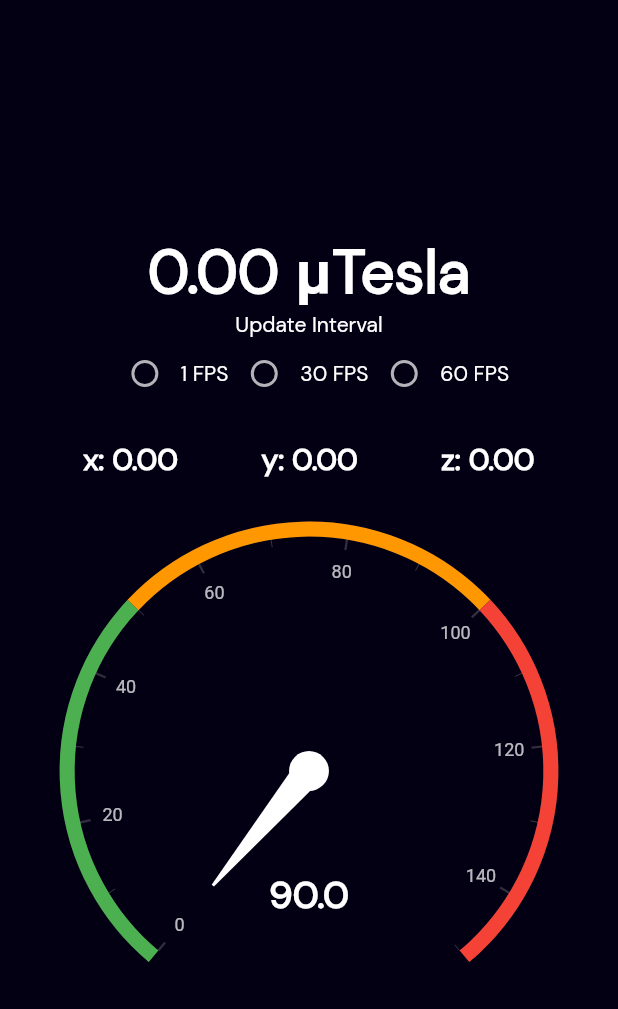
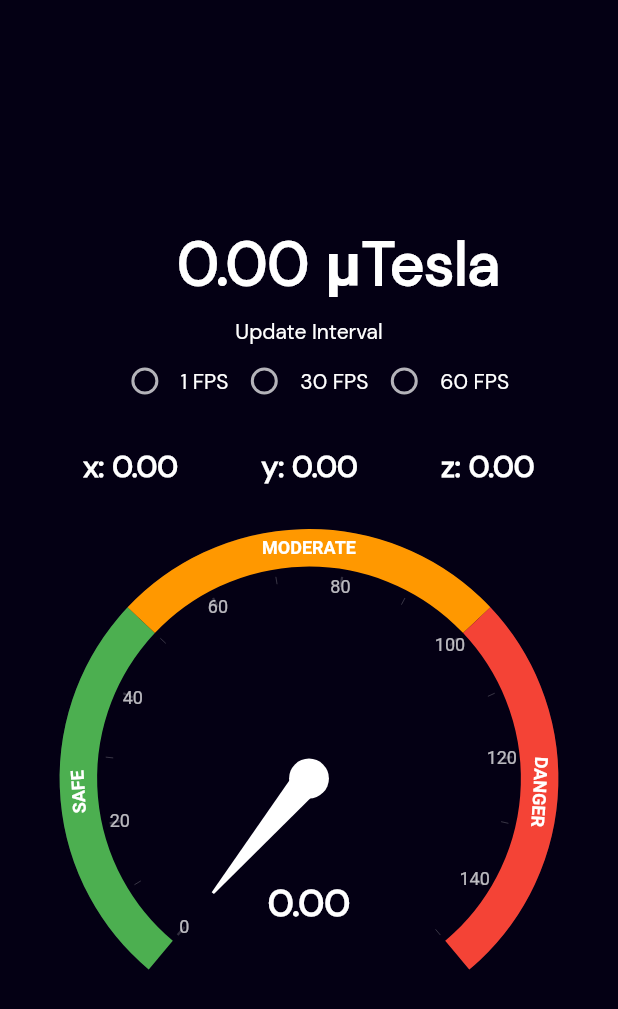
Before and after one commit to Pasckathon-3-0/smartMF, a Flutter app: the Home screen opened directly, on a phone screen of 412 x 824 dp. Shown: the top 1009 px of the screen. Run offline on Flutter 3.47's test engine with Material 2 defaults, Android fonts, the phone set to English and light mode, and no system bars; drawn by our look-alikes of syncfusion_flutter_gauges; our stand-ins replace syncfusion_flutter_charts; missing offline and left inert: motion_sensors.

Commit message:
adding charts

```diff
--- a/lib/home.dart
+++ b/lib/home.dart
@@ -1,11 +1,10 @@
-import 'dart:math';
-
+import 'package:emf_app/models/magnitudeProvider.dart';
 import 'package:emf_app/utils/colors.dart';
-import 'package:emf_app/widgets/textWidget.dart';
+import 'package:emf_app/widgets/mainReading.dart';
+import 'package:emf_app/widgets/meterReading.dart';
+import 'package:emf_app/widgets/startButton.dart';
+import 'package:emf_app/widgets/xyzReading.dart';
 import 'package:flutter/material.dart';
-import 'package:motion_sensors/motion_sensors.dart';
-import 'package:syncfusion_flutter_gauges/gauges.dart';
-import 'package:vector_math/vector_math_64.dart';
 
 class Home extends StatefulWidget {
   const Home({Key? key}) : super(key: key);
@@ -15,33 +14,6 @@ class Home extends StatefulWidget {
 }
 
 class _HomeState extends State<Home> {
-  Vector3 _magnetometer = Vector3.zero();
-  Vector3 _accelerometer = Vector3.zero();
-  Vector3 _absoluteOrientation2 = Vector3.zero();
-  int? _groupValue = 0;
-
-  // @override
-  // void initState() {
-  //   super.initState();
-  //   motionSensors.magnetometer.listen((MagnetometerEvent event) {
-  //     // print(event);
-  //     setState(() {
-  //       _magnetometer.setValues(event.x, event.y, event.z);
-  //       var matrix =
-  //           motionSensors.getRotationMatrix(_accelerometer, _magnetometer);
-  //       _absoluteOrientation2.setFrom(motionSensors.getOrientation(matrix));
-  //     });
-  //   });
-  // }
-
-  void setUpdateInterval(int? groupValue, int interval) {
-    motionSensors.magnetometerUpdateInterval = interval;
-
-    setState(() {
-      _groupValue = groupValue;
-    });
-  }
-
   @override
   Widget build(BuildContext context) {
     return Scaffold(
@@ -51,73 +23,10 @@ class _HomeState extends State<Home> {
           crossAxisAlignment: CrossAxisAlignment.center,
           mainAxisAlignment: MainAxisAlignment.center,
           children: <Widget>[
-            SizedBox(height: 20),
-            Text(
-              sqrt((pow(_magnetometer.x, 2)) +
-                          (pow(_magnetometer.y, 2)) +
-                          (pow(_magnetometer.z, 2)))
-                      .toStringAsFixed(2) +
-                  ' μTesla',
-              style: TextStyle(fontSize: 40, fontWeight: FontWeight.bold),
-            ),
-            Text('Update Interval'),
-            Row(
-              mainAxisAlignment: MainAxisAlignment.center,
-              children: [
-                Radio(
-                  value: 1,
-                  groupValue: _groupValue,
-                  onChanged: (dynamic value) => setUpdateInterval(
-                      value, Duration.microsecondsPerSecond ~/ 1),
-                ),
-                Text("1 FPS"),
-                Radio(
-                  value: 2,
-                  groupValue: _groupValue,
-                  onChanged: (dynamic value) => setUpdateInterval(
-                      value, Duration.microsecondsPerSecond ~/ 30),
-                ),
-                Text("30 FPS"),
-                Radio(
-                  value: 3,
-                  groupValue: _groupValue,
-                  onChanged: (dynamic value) => setUpdateInterval(
-                      value, Duration.microsecondsPerSecond ~/ 60),
-                ),
-                Text("60 FPS"),
-              ],
-            ),
-            SizedBox(height: 20),
-            Row(
-              mainAxisAlignment: MainAxisAlignment.spaceEvenly,
-              children: <Widget>[
-                textWidget('x: ${_magnetometer.x.toStringAsFixed(2)}'),
-                textWidget('y: ${_magnetometer.y.toStringAsFixed(2)}'),
-                textWidget('z: ${_magnetometer.z.toStringAsFixed(2)}'),
-              ],
-            ),
-            SizedBox(height: 20),
-            SfRadialGauge(axes: <RadialAxis>[
-              RadialAxis(minimum: 0, maximum: 150, ranges: <GaugeRange>[
-                GaugeRange(startValue: 0, endValue: 50, color: AppColors.green),
-                GaugeRange(
-                    startValue: 50, endValue: 100, color: AppColors.orange),
-                GaugeRange(startValue: 100, endValue: 150, color: AppColors.red)
-              ], pointers: <GaugePointer>[
-                NeedlePointer(
-                    value: sqrt((pow(_magnetometer.x, 2)) +
-                        (pow(_magnetometer.y, 2)) +
-                        (pow(_magnetometer.z, 2))))
-              ], annotations: <GaugeAnnotation>[
-                GaugeAnnotation(
-                    widget: Container(
-                        child: Text('90.0',
-                            style: TextStyle(
-                                fontSize: 25, fontWeight: FontWeight.bold))),
-                    angle: 90,
-                    positionFactor: 0.5)
-              ])
-            ])
+            MainReading(),
+            XYZReading(),
+            MeterReading(),
+            // StartButton()
           ],
         ),
       ),
--- a/lib/main.dart
+++ b/lib/main.dart
@@ -1,5 +1,9 @@
 import 'package:emf_app/home.dart';
+import 'package:emf_app/models/magnitudeProvider.dart';
+import 'package:emf_app/models/startProvider.dart';
+import 'package:emf_app/widgets/radialChart.dart';
 import 'package:flutter/material.dart';
+import 'package:provider/provider.dart';
 
 void main() {
   runApp(new MyApp());
@@ -10,10 +14,19 @@ class MyApp extends StatelessWidget {
 
   @override
   Widget build(BuildContext context) {
-    return MaterialApp(
-      debugShowCheckedModeBanner: false,
-      theme: ThemeData(brightness: Brightness.dark, fontFamily: 'DMSans'),
-      home: Home(),
+    return MultiProvider(
+      providers: [
+        ChangeNotifierProvider(
+          create: (context) => MagnitudeProvider(),
+        ),
+        ChangeNotifierProvider(
+          create: (context) => StartProvider(),
+        ),
+      ],
+      child: MaterialApp(
+          theme: ThemeData(fontFamily: 'DMSans', brightness: Brightness.dark),
+          debugShowCheckedModeBanner: false,
+          home: ScatterChartPage()),
     );
   }
 }
--- /dev/null
+++ b/lib/models/startProvider.dart
@@ -0,0 +1,10 @@
+import 'package:flutter/material.dart';
+
+class StartProvider extends ChangeNotifier {
+  bool isOn = false;
+
+  changestatus() {
+    isOn = !isOn;
+    notifyListeners();
+  }
+}
--- /dev/null
+++ b/lib/widgets/mainReading.dart
@@ -0,0 +1,58 @@
+import 'package:emf_app/models/magnitudeProvider.dart';
+import 'package:flutter/material.dart';
+import 'package:provider/provider.dart';
+
+class MainReading extends StatefulWidget {
+  const MainReading({Key? key}) : super(key: key);
+
+  @override
+  _MainReadingState createState() => _MainReadingState();
+}
+
+class _MainReadingState extends State<MainReading> {
+  @override
+  Widget build(BuildContext context) {
+    return Column(
+      children: [
+        SizedBox(height: 20),
+        Consumer<MagnitudeProvider>(
+          builder: (context, model, child) => Row(
+            mainAxisAlignment: MainAxisAlignment.center,
+            children: [
+              Container(
+                width: MediaQuery.of(context).size.width / 2,
+                child: Row(
+                  mainAxisAlignment: MainAxisAlignment.end,
+                  children: [
+                    Text(
+                      model.magnitude.toStringAsFixed(2),
+                      style: TextStyle(
+                        fontSize: 40,
+                        fontWeight: FontWeight.bold,
+                      ),
+                    ),
+                  ],
+                ),
+              ),
+              Container(
+                width: MediaQuery.of(context).size.width / 2,
+                child: Row(
+                  mainAxisAlignment: MainAxisAlignment.start,
+                  children: [
+                    Text(
+                      ' μTesla',
+                      style: TextStyle(
+                        fontSize: 40,
+                        fontWeight: FontWeight.bold,
+                      ),
+                    ),
+                  ],
+                ),
+              ),
+            ],
+          ),
+        ),
+      ],
+    );
+  }
+}
--- /dev/null
+++ b/lib/widgets/meterReading.dart
@@ -0,0 +1,77 @@
+import 'package:emf_app/models/magnitudeProvider.dart';
+import 'package:emf_app/utils/colors.dart';
+import 'package:emf_app/widgets/textWidget.dart';
+import 'package:flutter/material.dart';
+import 'package:provider/provider.dart';
+import 'package:syncfusion_flutter_gauges/gauges.dart';
+
+class MeterReading extends StatefulWidget {
+  const MeterReading({Key? key}) : super(key: key);
+
+  @override
+  _MeterReadingState createState() => _MeterReadingState();
+}
+
+class _MeterReadingState extends State<MeterReading> {
+  @override
+  Widget build(BuildContext context) {
+    return Column(
+      children: [
+        SizedBox(height: 20),
+        Consumer<MagnitudeProvider>(
+          builder: (context, model, child) => SfRadialGauge(axes: <RadialAxis>[
+            RadialAxis(
+                minimum: 0,
+                maximum: 150,
+                labelOffset: 20,
+                tickOffset: 20,
+                ranges: <GaugeRange>[
+                  GaugeRange(
+                    startValue: 0,
+                    endValue: 50,
+                    color: AppColors.green,
+                    label: 'SAFE',
+                    startWidth: 25,
+                    endWidth: 25,
+                    labelStyle: GaugeTextStyle(
+                        color: Colors.white, fontWeight: FontWeight.bold),
+                  ),
+                  GaugeRange(
+                    startValue: 50,
+                    endValue: 100,
+                    color: AppColors.orange,
+                    label: 'MODERATE',
+                    startWidth: 25,
+                    endWidth: 25,
+                    labelStyle: GaugeTextStyle(
+                        color: Colors.white, fontWeight: FontWeight.bold),
+                  ),
+                  GaugeRange(
+                    startValue: 100,
+                    endValue: 150,
+                    color: AppColors.red,
+                    label: 'DANGER',
+                    startWidth: 25,
+                    endWidth: 25,
+                    labelStyle: GaugeTextStyle(
+                        color: Colors.white, fontWeight: FontWeight.bold),
+                  )
+                ],
+                pointers: <GaugePointer>[
+                  NeedlePointer(value: model.magnitude)
+                ],
+                annotations: <GaugeAnnotation>[
+                  GaugeAnnotation(
+                      widget: Container(
+                          child: Text(model.magnitude.toStringAsFixed(2),
+                              style: TextStyle(
+                                  fontSize: 25, fontWeight: FontWeight.bold))),
+                      angle: 90,
+                      positionFactor: 0.5)
+                ])
+          ]),
+        ),
+      ],
+    );
+  }
+}
--- /dev/null
+++ b/lib/widgets/xyzReading.dart
@@ -0,0 +1,65 @@
+import 'package:emf_app/models/magnitudeProvider.dart';
+import 'package:emf_app/widgets/textWidget.dart';
+import 'package:flutter/material.dart';
+import 'package:provider/provider.dart';
+
+class XYZReading extends StatefulWidget {
+  const XYZReading({Key? key}) : super(key: key);
+
+  @override
+  _XYZReadingState createState() => _XYZReadingState();
+}
+
+class _XYZReadingState extends State<XYZReading> {
+  @override
+  Widget build(BuildContext context) {
+    return Column(
+      children: [
+        SizedBox(height: 10),
+        Text('Update Interval'),
+        Consumer<MagnitudeProvider>(
+          builder: (context, model, child) => Row(
+            mainAxisAlignment: MainAxisAlignment.center,
+            children: [
+              Radio(
+                activeColor: Colors.deepPurple,
+                value: 1,
+                groupValue: model.groupValue,
+                onChanged: (dynamic value) => model.setUpdateInterval(
+                    value, Duration.microsecondsPerSecond ~/ 1),
+              ),
+              Text("1 FPS"),
+              Radio(
+                activeColor: Colors.deepPurple,
+                value: 2,
+                groupValue: model.groupValue,
+                onChanged: (dynamic value) => model.setUpdateInterval(
+                    value, Duration.microsecondsPerSecond ~/ 30),
+              ),
+              Text("30 FPS"),
+              Radio(
+                activeColor: Colors.deepPurple,
+                value: 3,
+                groupValue: model.groupValue,
+                onChanged: (dynamic value) => model.setUpdateInterval(
+                    value, Duration.microsecondsPerSecond ~/ 60),
+              ),
+              Text("60 FPS"),
+            ],
+          ),
+        ),
+        SizedBox(height: 20),
+        Consumer<MagnitudeProvider>(
+          builder: (context, model, child) => Row(
+            mainAxisAlignment: MainAxisAlignment.spaceEvenly,
+            children: <Widget>[
+              textWidget('x: ${model.x.toStringAsFixed(2)}'),
+              textWidget('y: ${model.y.toStringAsFixed(2)}'),
+              textWidget('z: ${model.z.toStringAsFixed(2)}'),
+            ],
+          ),
+        ),
+      ],
+    );
+  }
+}
--- a/pubspec.yaml
+++ b/pubspec.yaml
@@ -24,8 +24,12 @@ dependencies:
   flutter:
     sdk: flutter
   motion_sensors:
+  provider:
   vector_math:
   syncfusion_flutter_gauges:
+  fl_chart:
+  syncfusion_flutter_charts:
+
 
 
   # The following adds the Cupertino Icons font to your application.
```
Also changed, not shown: lib/widgets/startButton.dart (added, +40 -0 lines), pubspec.lock.
